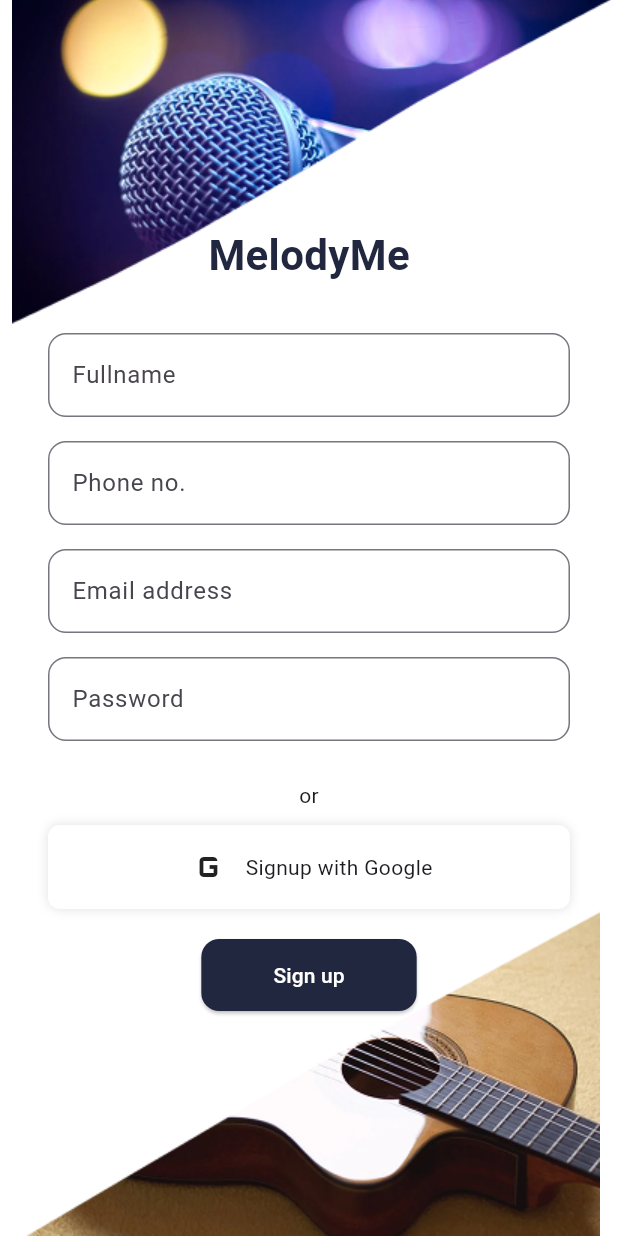
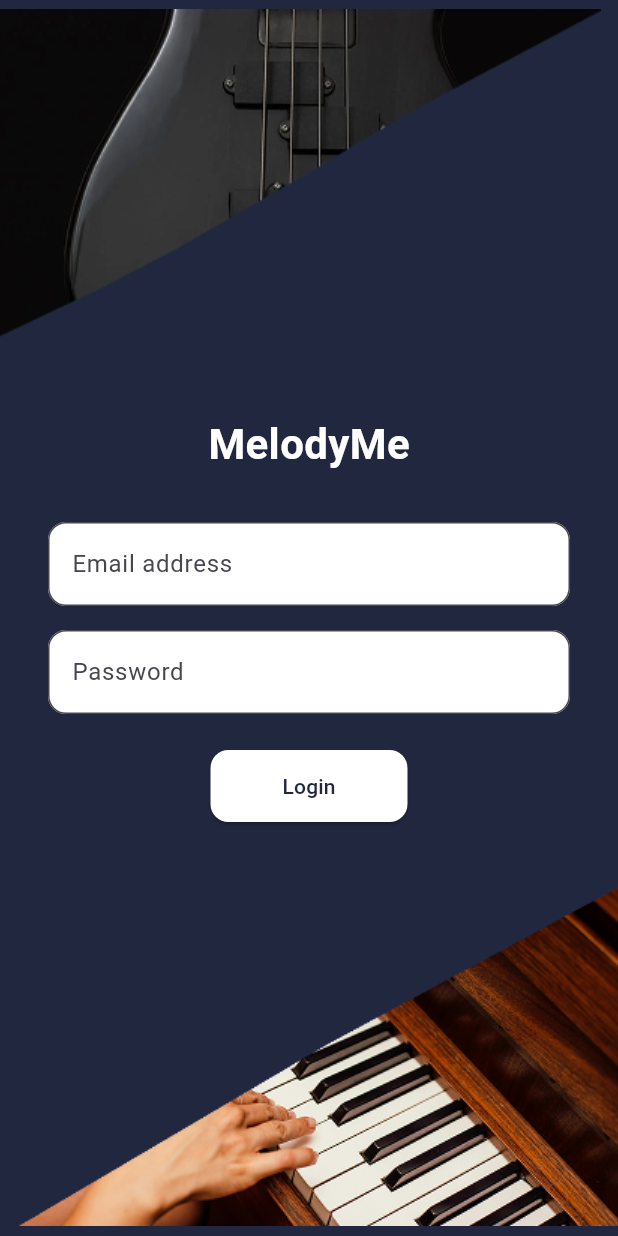
Before and after one commit to BinjuRai/melodyMe-mobile-app, a Flutter app: the RegistrationView screen opened directly, after a tap on "Sign up", on a phone screen of 412 x 824 dp. Run offline on Flutter 3.47's test engine with Material 3 defaults, Android fonts, the phone set to English and light mode, and no system bars; Roboto replaces fonts that are missing (Bagel Fat One).

Commit message:
loginpage

```diff
--- a/lib/view/login_view.dart
+++ b/lib/view/login_view.dart
@@ -1,103 +1,103 @@
-// import 'package:batch34_b/view/dashboard_view.dart';
-// import 'package:flutter/material.dart';
+import 'package:batch34_b/view/dashboard_view.dart';
+import 'package:flutter/material.dart';
 
-// class LoginView extends StatefulWidget {
-//   const LoginView({super.key});
+class LoginView extends StatefulWidget {
+  const LoginView({super.key});
 
-//   @override
-//   State<LoginView> createState() => _LoginViewState();
-// }
+  @override
+  State<LoginView> createState() => _LoginViewState();
+}
 
-// class _LoginViewState extends State<LoginView> {
-//   @override
-//   Widget build(BuildContext context) {
-//     return Scaffold(
-//       backgroundColor: const Color(0xFF222740),
-//       body: Stack(
-//         children: [
-//           const Positioned(
-//             top: 0,
-//             right: 0,
-//             child: Image(
-//               image: AssetImage('assets/images/top_violin.png'),
-//               width: 425,
-//             ),
-//           ),
-//           const Positioned(
-//             bottom: 0,
-//             left: 0,
-//             child: Image(
-//               image: AssetImage('assets/images/bottom_piano.png'),
-//               width: 425,
-//             ),
-//           ),
-//           Center(
-//             child: Padding(
-//               padding: const EdgeInsets.symmetric(horizontal: 32.0),
-//               child: Column(
-//                 mainAxisSize: MainAxisSize.min,
-//                 children: [
-//                   const Text(
-//                     'MelodyMe',
-//                     style: TextStyle(
-//                       fontSize: 28,
-//                       fontWeight: FontWeight.bold,
-//                       color: Colors.white,
-//                       fontFamily: 'Bagel Fat One',
-//                     ),
-//                   ),
-//                   const SizedBox(height: 32),
-//                   TextField(
-//                     decoration: InputDecoration(
-//                       filled: true,
-//                       fillColor: Colors.white,
-//                       hintText: 'Email address',
-//                       border: OutlineInputBorder(
-//                         borderRadius: BorderRadius.circular(12),
-//                       ),
-//                     ),
-//                   ),
-//                   const SizedBox(height: 16),
-//                   TextField(
-//                     obscureText: true,
-//                     decoration: InputDecoration(
-//                       filled: true,
-//                       fillColor: Colors.white,
-//                       hintText: 'Password',
-//                       border: OutlineInputBorder(
-//                         borderRadius: BorderRadius.circular(12),
-//                       ),
-//                     ),
-//                   ),
-//                   const SizedBox(height: 24),
-//                   ElevatedButton(
-//                     style: ElevatedButton.styleFrom(
-//                       padding: const EdgeInsets.symmetric(
-//                         horizontal: 48,
-//                         vertical: 14,
-//                       ),
-//                       shape: RoundedRectangleBorder(
-//                         borderRadius: BorderRadius.circular(12),
-//                       ),
-//                       backgroundColor: Colors.white,
-//                       foregroundColor: const Color(0xFF222740),
-//                     ),
-//                     onPressed: () {
-//                       Navigator.push(
-//                         context,
-//                         MaterialPageRoute(
-//                           builder: (context) => const DashboardView(),
-//                         ),
-//                       );
-//                     },
-//                     child: const Text('Login'),
-//                   ),
-//                 ],
-//               ),
-//             ),
-//           ),
-//         ],
-//       ),
-//     );
-//   }
-// }
+class _LoginViewState extends State<LoginView> {
+  @override
+  Widget build(BuildContext context) {
+    return Scaffold(
+      backgroundColor: const Color(0xFF222740),
+      body: Stack(
+        children: [
+          const Positioned(
+            top: 0,
+            right: 0,
+            child: Image(
+              image: AssetImage('assets/images/top_violin.png'),
+              width: 425,
+            ),
+          ),
+          const Positioned(
+            bottom: 0,
+            left: 0,
+            child: Image(
+              image: AssetImage('assets/images/bottom_piano.png'),
+              width: 425,
+            ),
+          ),
+          Center(
+            child: Padding(
+              padding: const EdgeInsets.symmetric(horizontal: 32.0),
+              child: Column(
+                mainAxisSize: MainAxisSize.min,
+                children: [
+                  const Text(
+                    'MelodyMe',
+                    style: TextStyle(
+                      fontSize: 28,
+                      fontWeight: FontWeight.bold,
+                      color: Colors.white,
+                      fontFamily: 'Bagel Fat One',
+                    ),
+                  ),
+                  const SizedBox(height: 32),
+                  TextField(
+                    decoration: InputDecoration(
+                      filled: true,
+                      fillColor: Colors.white,
+                      hintText: 'Email address',
+                      border: OutlineInputBorder(
+                        borderRadius: BorderRadius.circular(12),
+                      ),
+                    ),
+                  ),
+                  const SizedBox(height: 16),
+                  TextField(
+                    obscureText: true,
+                    decoration: InputDecoration(
+                      filled: true,
+                      fillColor: Colors.white,
+                      hintText: 'Password',
+                      border: OutlineInputBorder(
+                        borderRadius: BorderRadius.circular(12),
+                      ),
+                    ),
+                  ),
+                  const SizedBox(height: 24),
+                  ElevatedButton(
+                    style: ElevatedButton.styleFrom(
+                      padding: const EdgeInsets.symmetric(
+                        horizontal: 48,
+                        vertical: 14,
+                      ),
+                      shape: RoundedRectangleBorder(
+                        borderRadius: BorderRadius.circular(12),
+                      ),
+                      backgroundColor: Colors.white,
+                      foregroundColor: const Color(0xFF222740),
+                    ),
+                    onPressed: () {
+                      Navigator.push(
+                        context,
+                        MaterialPageRoute(
+                          builder: (context) => const DashboardView(),
+                        ),
+                      );
+                    },
+                    child: const Text('Login'),
+                  ),
+                ],
+              ),
+            ),
+          ),
+        ],
+      ),
+    );
+  }
+}
--- a/lib/view/registration_view.dart
+++ b/lib/view/registration_view.dart
@@ -102,12 +102,12 @@ class _RegistrationViewState extends State<RegistrationView> {
                       ),
 
                       onPressed: () {
-                        // Navigator.push(
-                        //   context,
-                        //   MaterialPageRoute(
-                        //     builder: (context) => const LoginView(),
-                        //   ),
-                        // );
+                        Navigator.push(
+                          context,
+                          MaterialPageRoute(
+                            builder: (context) => const LoginView(),
+                          ),
+                        );
                       },
                       child: const Text(
                         'Sign up',
```
